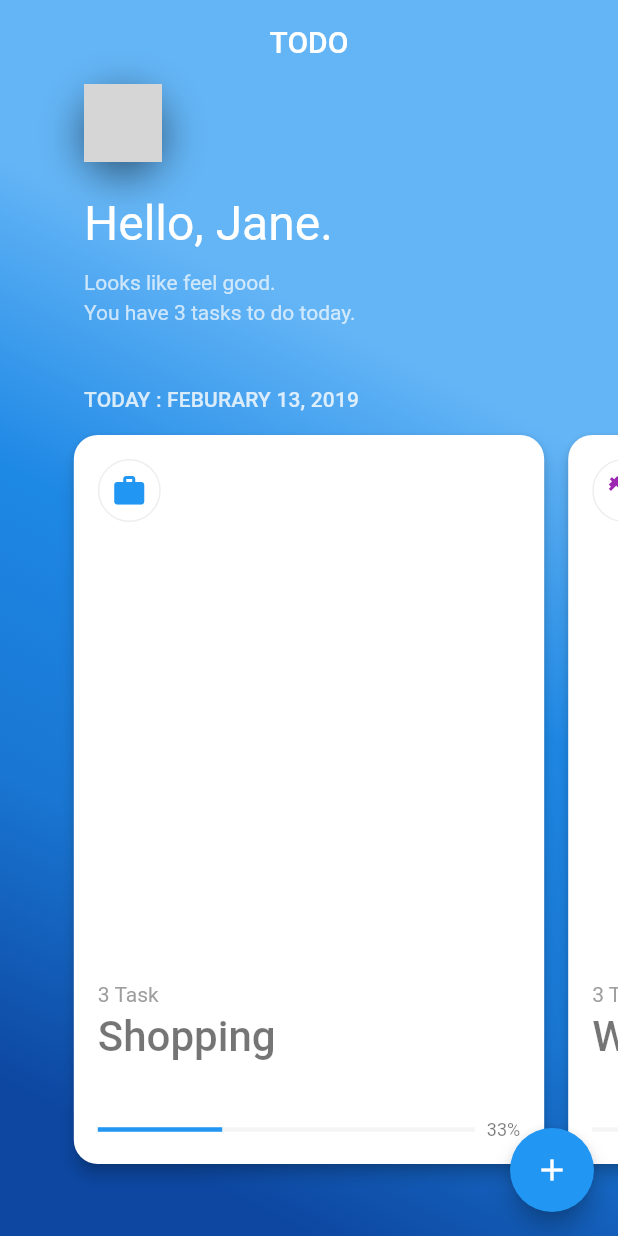
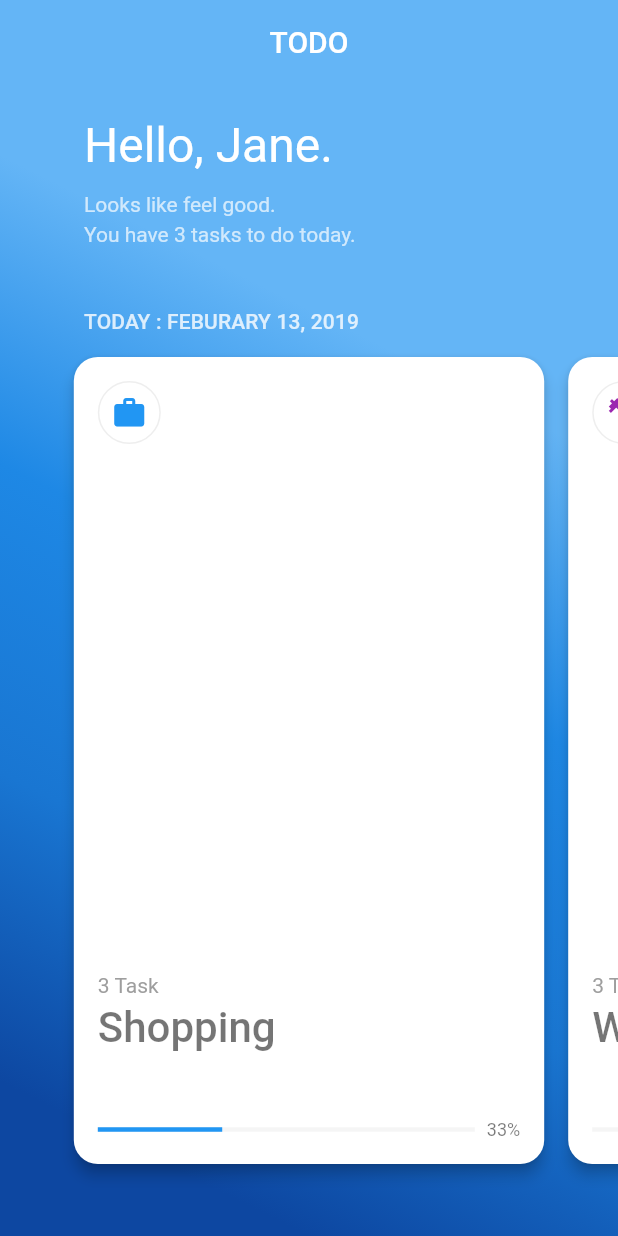
Before and after one commit to sabinbajracharya/fluttery-todo, a Flutter app: the screen it shows after launch, on a phone screen of 412 x 824 dp. Run offline on Flutter 3.47's test engine with Material 2 defaults, Android fonts, the phone set to English and light mode, and no system bars; our stand-ins replace flutter_colorpicker, sqflite; accounts and stored records are empty; generated files the repository leaves out were written again; Roboto replaces fonts that are missing (Hind); grey boxes are pictures that could not be loaded.

Commit message:
Add card to add more pages

```diff
--- a/lib/main.dart
+++ b/lib/main.dart
@@ -72,33 +72,12 @@ class _MyHomePageState extends State<MyHomePage> {
     super.initState();
   }
 
-  void _onHandleTap(RelativeRect rect, Task task) {
-    var heroIds = widget._generateHeroIds(task);
-
-    Navigator.push(
-      context,
-      ScaleRoute(
-        rect: rect,
-        widget: DetailScreen(
-          taskId: task.id,
-          heroIds: heroIds,
-        ),
-      ),
-      // MaterialPageRoute(
-      //   builder: (context) => DetailScreen(
-      //         taskId: task.id,
-      //         heroIds: heroIds,
-      //       ),
-      // ),
-    );
-  }
-
   @override
   Widget build(BuildContext context) {
     return ScopedModelDescendant<TodoListModel>(
         builder: (BuildContext context, Widget child, TodoListModel model) {
       var _tasks = model.tasks;
-      var backgroundColor = _tasks.isEmpty
+      var backgroundColor = _tasks.isEmpty || _tasks.length == _currentPageIndex
           ? Colors.blueGrey
           : ColorUtils.getColorFrom(id: _tasks[_currentPageIndex].color);
       return GradientBackground(
@@ -119,7 +98,7 @@ class _MyHomePageState extends State<MyHomePage> {
                 child: Column(
                   crossAxisAlignment: CrossAxisAlignment.start,
                   children: <Widget>[
-                    ShadowImage(),
+                    // ShadowImage(),
                     Container(
                       margin: EdgeInsets.only(top: 22.0, bottom: 12.0),
                       child: Text(
@@ -174,41 +153,160 @@ class _MyHomePageState extends State<MyHomePage> {
                   child: PageView.builder(
                     controller: _pageController,
                     itemBuilder: (BuildContext context, int index) {
-                      var heroIds = widget._generateHeroIds(_tasks[index]);
+                      if (index == _tasks.length) {
+                        return AddPageCard();
+                      } else {
+                        return TaskCard(
+                          backdropKey: _backdropKey,
+                          color:
+                              ColorUtils.getColorFrom(id: _tasks[index].color),
+                          getHeroIds: widget._generateHeroIds,
+                          getTaskCompletionPercent:
+                              model.getTaskCompletionPercent,
+                          getTotalTodos: model.getTotalTodosFrom,
+                          task: _tasks[index],
+                        );
+                      }
+                    },
+                    itemCount: _tasks.length + 1,
+                  ),
+                ),
+              ),
+              Container(
+                margin: EdgeInsets.only(bottom: 32.0),
+              ),
+            ],
+          ),
+          // floatingActionButton: FloatingActionButton(
+          //   onPressed: () {
+          //   Navigator.push(
+          //     context,
+          //     MaterialPageRoute(
+          //       builder: (context) => AddCardScreen(),
+          //     ),
+          //   );
+          // },
+          //   tooltip: 'New Todo',
+          //   backgroundColor: backgroundColor,
+          //   foregroundColor: Colors.white,
+          //   child: Icon(Icons.add),
+          // ),
+        ),
+      );
+    });
+  }
+}
+
+class AddPageCard extends StatelessWidget {
+  @override
+  Widget build(BuildContext context) {
+    return Card(
+      shape: RoundedRectangleBorder(
+        borderRadius: BorderRadius.circular(16.0),
+      ),
+      elevation: 4.0,
+      margin: EdgeInsets.symmetric(vertical: 16.0, horizontal: 8.0),
+      child: Material(
+        borderRadius: BorderRadius.circular(16.0),
+        color: Colors.white,
+        child: InkWell(
+          onTap: () {
+            Navigator.push(
+              context,
+              MaterialPageRoute(
+                builder: (context) => AddCardScreen(),
+              ),
+            );
+          },
+          child: Padding(
+            padding: EdgeInsets.symmetric(vertical: 16.0, horizontal: 16.0),
+            child: Column(
+              mainAxisAlignment: MainAxisAlignment.center,
+              children: [
+                Icon(
+                  Icons.add,
+                  size: 52.0,
+                ),
+                Container(height: 8.0,),
+                Text('Add Category'),
+              ],
+            ),
+          ),
+        ),
+      ),
+    );
+  }
+}
+
+typedef TaskGetter<T, V> = V Function(T value);
+
+class TaskCard extends StatelessWidget {
+  final GlobalKey backdropKey;
+  final Task task;
+  final Color color;
+
+  final TaskGetter<Task, int> getTotalTodos;
+  final TaskGetter<Task, HeroId> getHeroIds;
+  final TaskGetter<Task, int> getTaskCompletionPercent;
+
+  TaskCard({
+    @required this.backdropKey,
+    @required this.color,
+    @required this.task,
+    @required this.getTotalTodos,
+    @required this.getHeroIds,
+    @required this.getTaskCompletionPercent,
+  });
+
+  @override
+  Widget build(BuildContext context) {
+    var heroIds = getHeroIds(task);
     return GestureDetector(
       onTap: () {
         final RenderBox renderBox =
-                              _backdropKey.currentContext.findRenderObject();
+            backdropKey.currentContext.findRenderObject();
         var backDropHeight = renderBox.size.height;
         var bottomOffset = 60.0;
         var horizontalOffset = 52.0;
-                          var topOffset = MediaQuery.of(context).size.height -
-                              backDropHeight;
+        var topOffset = MediaQuery.of(context).size.height - backDropHeight;
 
-                          var rect = RelativeRect.fromLTRB(horizontalOffset,
-                              topOffset, horizontalOffset, bottomOffset);
-                          _onHandleTap(rect, _tasks[index]);
+        var rect = RelativeRect.fromLTRB(
+            horizontalOffset, topOffset, horizontalOffset, bottomOffset);
+        Navigator.push(
+          context,
+          ScaleRoute(
+            rect: rect,
+            widget: DetailScreen(
+              taskId: task.id,
+              heroIds: heroIds,
+            ),
+          ),
+          // MaterialPageRoute(
+          //   builder: (context) => DetailScreen(
+          //         taskId: task.id,
+          //         heroIds: heroIds,
+          //       ),
+          // ),
+        );
       },
       child: Card(
         shape: RoundedRectangleBorder(
           borderRadius: BorderRadius.circular(16.0),
         ),
         elevation: 4.0,
-                          margin: EdgeInsets.symmetric(
-                              vertical: 16.0, horizontal: 8.0),
+        margin: EdgeInsets.symmetric(vertical: 16.0, horizontal: 8.0),
         color: Colors.white,
         child: Padding(
-                            padding: EdgeInsets.symmetric(
-                                vertical: 16.0, horizontal: 16.0),
+          padding: EdgeInsets.symmetric(vertical: 16.0, horizontal: 16.0),
           child: Column(
             crossAxisAlignment: CrossAxisAlignment.start,
             mainAxisAlignment: MainAxisAlignment.end,
             children: [
               TodoBadge(
                 id: heroIds.codePointId,
-                                  codePoint: _tasks[index].codePoint,
+                codePoint: task.codePoint,
                 color: ColorUtils.getColorFrom(
-                                    id: _tasks[index].color,
+                  id: task.color,
                 ),
               ),
               Spacer(
@@ -219,7 +317,7 @@ class _MyHomePageState extends State<MyHomePage> {
                 child: Hero(
                   tag: heroIds.remainingTaskId,
                   child: Text(
-                                      "${model.getTotalTodosFrom(task: model.tasks[index])} Task",
+                    "${getTotalTodos(task)} Task",
                     style: Theme.of(context)
                         .textTheme
                         .body1
@@ -230,7 +328,7 @@ class _MyHomePageState extends State<MyHomePage> {
               Container(
                 child: Hero(
                   tag: heroIds.titleId,
-                                    child: Text(_tasks[index].name,
+                  child: Text(task.name,
                       style: Theme.of(context)
                           .textTheme
                           .title
@@ -241,10 +339,8 @@ class _MyHomePageState extends State<MyHomePage> {
               Hero(
                 tag: heroIds.progressId,
                 child: TaskProgressIndicator(
-                                    color: ColorUtils.getColorFrom(
-                                        id: _tasks[index].color),
-                                    progress: model.getTaskCompletionPercent(
-                                        model.tasks[index]),
+                  color: color,
+                  progress: getTaskCompletionPercent(task),
                 ),
               ),
             ],
@@ -252,32 +348,5 @@ class _MyHomePageState extends State<MyHomePage> {
         ),
       ),
     );
-                    },
-                    itemCount: _tasks.length,
-                  ),
-                ),
-              ),
-              Container(
-                margin: EdgeInsets.only(bottom: 32.0),
-              ),
-            ],
-          ),
-          floatingActionButton: FloatingActionButton(
-            onPressed: () {
-              Navigator.push(
-                context,
-                MaterialPageRoute(
-                  builder: (context) => AddCardScreen(),
-                ),
-              );
-            },
-            tooltip: 'New Todo',
-            backgroundColor: backgroundColor,
-            foregroundColor: Colors.white,
-            child: Icon(Icons.add),
-          ),
-        ),
-      );
-    });
   }
 }
--- a/lib/model/todo_list_model.dart
+++ b/lib/model/todo_list_model.dart
@@ -15,7 +15,7 @@ class TodoListModel extends Model {
   List<Todo> get todos => _todos.toList();
   List<Task> get tasks => _tasks.toList();
   int getTaskCompletionPercent(Task task) => _taskCompletionPercentage[task.id];
-  int getTotalTodosFrom({@required Task task}) => todos.where((it) => it.parent == task.id).length;
+  int getTotalTodosFrom(Task task) => todos.where((it) => it.parent == task.id).length;
 
   List<Task> _tasks = [];
   List<Todo> _todos = [];
--- a/lib/page/add_card_screen.dart
+++ b/lib/page/add_card_screen.dart
@@ -48,7 +48,7 @@ class _AddCardScreenState extends State<AddCardScreen> {
           backgroundColor: Colors.white,
           appBar: AppBar(
             title: Text(
-              'New Card',
+              'New Category',
               style: TextStyle(color: Colors.black),
             ),
             centerTitle: true,
@@ -64,7 +64,7 @@ class _AddCardScreenState extends State<AddCardScreen> {
               crossAxisAlignment: CrossAxisAlignment.start,
               children: [
                 Text(
-                  'What task are you planning to perfrom?',
+                  'Category will help you group related task!',
                   style: TextStyle(
                       color: Colors.black38,
                       fontWeight: FontWeight.w600,
@@ -81,7 +81,7 @@ class _AddCardScreenState extends State<AddCardScreen> {
                   autofocus: true,
                   decoration: InputDecoration(
                       border: InputBorder.none,
-                      hintText: 'Your Task...',
+                      hintText: 'Category Name...',
                       hintStyle: TextStyle(
                         color: Colors.black26,
                       )),
--- a/lib/page/detail_screen.dart
+++ b/lib/page/detail_screen.dart
@@ -119,7 +119,7 @@ class _DetailScreenState extends State<DetailScreen>
                         child: Hero(
                           tag: _hero.remainingTaskId,
                           child: Text(
-                            "${model.getTotalTodosFrom(task: _task)} Task",
+                            "${model.getTotalTodosFrom(_task)} Task",
                             style: Theme.of(context)
                                 .textTheme
                                 .body1
```
Lines whose indentation alone changed are shown as unchanged.
